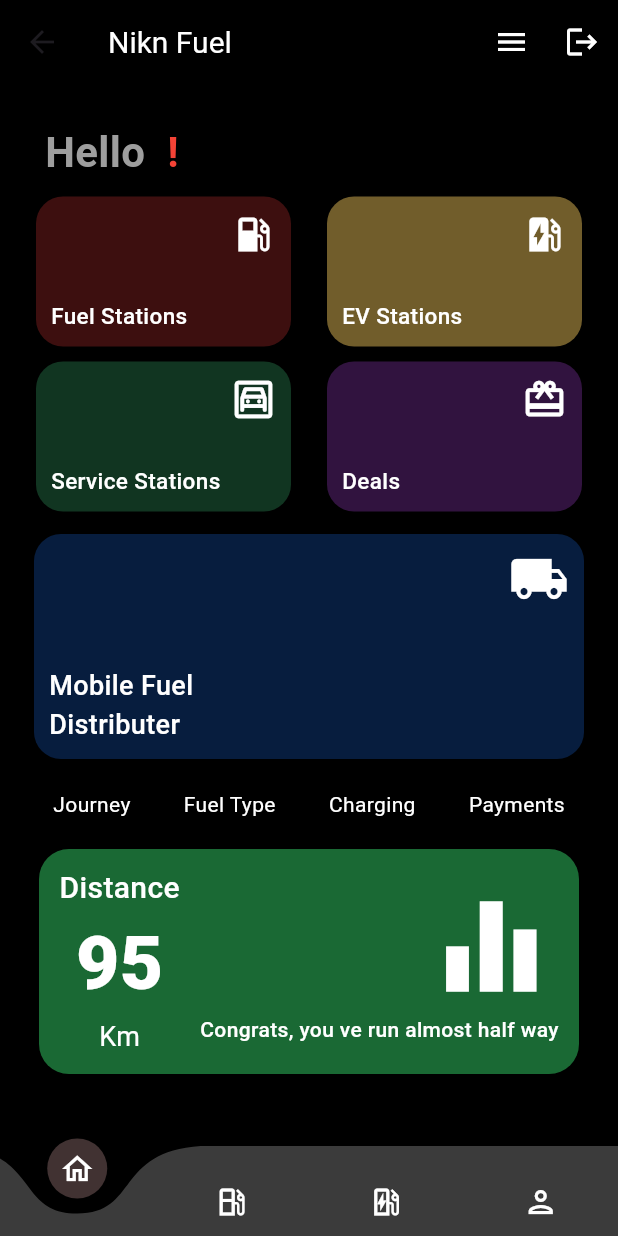
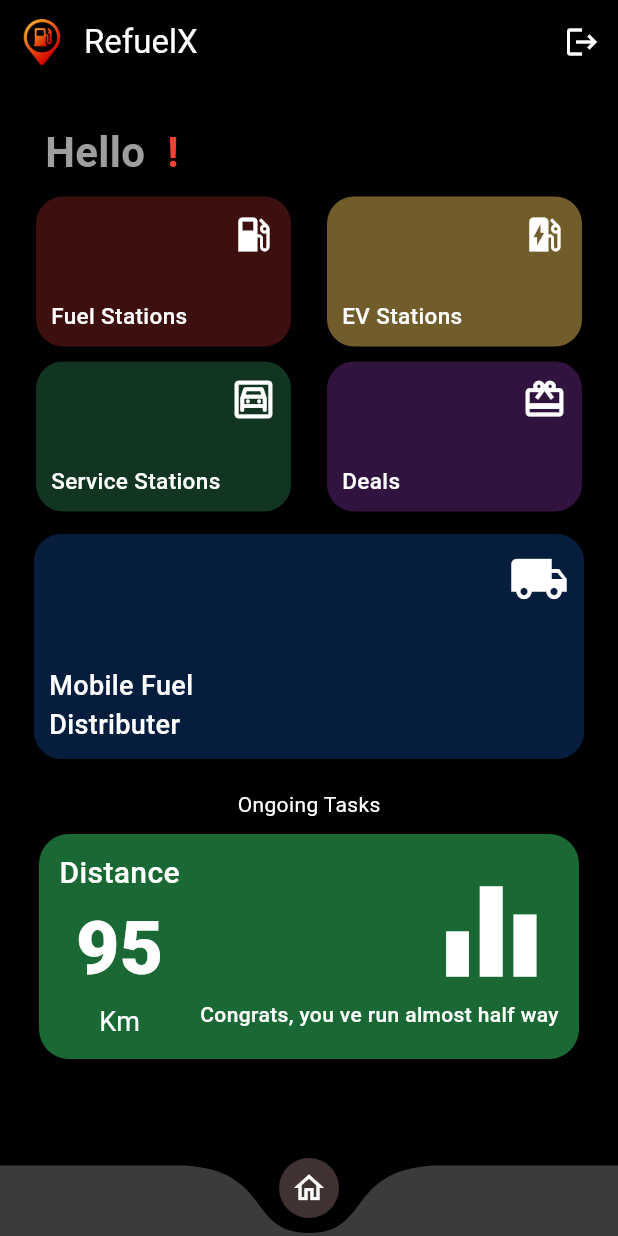
Before and after one commit to WickramaarachchiBS/nikn_fuel_mad, a Flutter app: the DynamicScreen screen opened by its route, on a phone screen of 412 x 824 dp. Run offline on Flutter 3.47's test engine with Material 3 defaults, Android fonts, the phone set to English and light mode, and no system bars; drawn by our look-alikes of curved_navigation_bar; our stand-ins replace firebase_auth, firebase_core, geolocator, google_maps_flutter; missing offline and left inert: flutter_polyline_points, flutter_stripe; accounts and stored records are empty.

Commit message:
changed loading screenand etc

```diff
--- a/lib/main.dart
+++ b/lib/main.dart
@@ -35,7 +35,7 @@ class MyApp extends StatelessWidget {
         colorScheme: ColorScheme.fromSeed(seedColor: Colors.deepPurple),
         useMaterial3: true,
       ),
-      home: const DynamicScreen(),
+      home: const WelcomeScreen(),
       routes: {
         '/home': (context) => const DynamicScreen(),
         '/welcome': (context) => const WelcomeScreen(),
--- a/lib/screens/dynamic_screen.dart
+++ b/lib/screens/dynamic_screen.dart
@@ -1,11 +1,6 @@
 import 'package:flutter/material.dart';
 import 'package:curved_navigation_bar/curved_navigation_bar.dart';
-import 'package:nikn_fuel/screens/evstations_screen.dart';
-import 'package:nikn_fuel/screens/fuelstations_screen.dart';
 import 'package:nikn_fuel/screens/homeScreenContent/home_content.dart';
-import 'package:nikn_fuel/screens/homeScreenContent/location_content.dart';
-import 'package:nikn_fuel/screens/homeScreenContent/fuel_content.dart';
-import 'package:nikn_fuel/screens/homeScreenContent/profile_content.dart';
 import 'package:nikn_fuel/services/firebase_auth.dart';
 import 'package:firebase_auth/firebase_auth.dart';
 
@@ -42,18 +37,15 @@ class _DynamicScreenState extends State<DynamicScreen> {
   int _currentIndex = 0;
   final List<Widget> _pages = [
     HomeContent(),
-    GasStationsScreen(),
-    EvStationsScreen(),
-    ProfileContent(),
   ];
 
   @override
   Widget build(BuildContext context) {
     final bottomItems = <Widget>[
       Icon(Icons.home_outlined, color: Color.fromARGB(255, 255, 255, 255)),
-      Icon(Icons.local_gas_station_outlined, color: Color.fromARGB(255, 255, 255, 255)),
-      Icon(Icons.ev_station_outlined, color: Color.fromARGB(255, 255, 255, 255)),
-      Icon(Icons.person_outlined, color: Color.fromARGB(255, 255, 255, 255)),
+      // Icon(Icons.local_gas_station_outlined, color: Color.fromARGB(255, 255, 255, 255)),
+      // Icon(Icons.ev_station_outlined, color: Color.fromARGB(255, 255, 255, 255)),
+      // Icon(Icons.person_outlined, color: Color.fromARGB(255, 255, 255, 255)),
     ];
 
     return SafeArea(
@@ -61,19 +53,27 @@ class _DynamicScreenState extends State<DynamicScreen> {
         backgroundColor: const Color.fromARGB(255, 0, 0, 0),
         appBar: AppBar(
           backgroundColor: const Color.fromARGB(255, 0, 0, 0),
+          leading: Transform.scale(
+            scale: 0.7,
+            child: Image.asset(
+              'assets/logo.png',
+              // fit: BoxFit.cover,
+            ),
+          ),
+          titleSpacing: 0.0,
           title: Text(
-            'Nikn Fuel',
+            'RefuelX',
             style: TextStyle(
               color: Colors.white,
-              fontSize: 20,
+              fontSize: 22.0,
             ),
           ),
           actions: <Widget>[
-            Padding(
-              padding: const EdgeInsets.only(right: 1.0),
-              child: Icon(Icons.menu, color: Colors.white),
-            ),
-            SizedBox(width: 10.0),
+            // Padding(
+            //   padding: const EdgeInsets.only(right: 1.0),
+            //   child: Icon(Icons.menu, color: Colors.white),
+            // ),
+            // SizedBox(width: 10.0),
             IconButton(
               onPressed: () {
                 _auth.signOut();
@@ -91,7 +91,7 @@ class _DynamicScreenState extends State<DynamicScreen> {
         bottomNavigationBar: CurvedNavigationBar(
           items: bottomItems,
           index: _currentIndex,
-          height: 60.0,
+          height: 47.0,
           backgroundColor: Colors.transparent,
           buttonBackgroundColor: const Color.fromARGB(255, 65, 50, 50),
           color: Color.fromARGB(255, 59, 59, 59),
--- a/lib/screens/homeScreenContent/home_content.dart
+++ b/lib/screens/homeScreenContent/home_content.dart
@@ -161,32 +161,14 @@ class HomeContent extends StatelessWidget {
             mainAxisAlignment: MainAxisAlignment.spaceEvenly,
             children: [
               Text(
-                'Journey',
-                style: TextStyle(
-                  color: const Color.fromARGB(255, 255, 255, 255),
-                ),
-              ),
-              Text(
-                'Fuel Type',
-                style: TextStyle(
-                  color: const Color.fromARGB(255, 255, 255, 255),
-                ),
-              ),
-              Text(
-                'Charging',
-                style: TextStyle(
-                  color: const Color.fromARGB(255, 255, 255, 255),
-                ),
-              ),
-              Text(
-                'Payments',
+                'Ongoing Tasks',
                 style: TextStyle(
                   color: const Color.fromARGB(255, 255, 255, 255),
                 ),
               ),
             ],
           ),
-          SizedBox(height: 20),
+          SizedBox(height: 10),
           BottomWidget(),
           // NavBar(),
         ],
--- a/lib/screens/signin_sceen.dart
+++ b/lib/screens/signin_sceen.dart
@@ -140,7 +140,7 @@ class _SignInScreenState extends State<SignInScreen> {
 
                   // App name or tagline
                   const Text(
-                    'Welcome Back',
+                    'Welcome',
                     style: TextStyle(
                       fontSize: 24,
                       fontWeight: FontWeight.bold,
--- a/lib/screens/welcome_screen.dart
+++ b/lib/screens/welcome_screen.dart
@@ -1,3 +1,4 @@
+import 'package:firebase_auth/firebase_auth.dart';
 import 'package:flutter/material.dart';
 
 class WelcomeScreen extends StatefulWidget {
@@ -8,6 +9,20 @@ class WelcomeScreen extends StatefulWidget {
 }
 
 class _WelcomeScreenState extends State<WelcomeScreen> {
+  @override
+  void initState() {
+    super.initState();
+    // Initialize any necessary data or state here
+  }
+
+  Future<void> _checkUserStatus() async {
+    await Future.delayed(const Duration(seconds: 0));
+    User? user = FirebaseAuth.instance.currentUser;
+    if (user != null) {
+      Navigator.pushReplacementNamed(context, '/home');
+    }
+  }
+
   @override
   Widget build(BuildContext context) {
     return Scaffold(
@@ -25,7 +40,7 @@ class _WelcomeScreenState extends State<WelcomeScreen> {
             ),
             ElevatedButton(
               onPressed: () {
-                Navigator.pushNamed(context, '/home');
+                Navigator.pushNamed(context, '/sign_in');
               },
               child: Text('Get Started'),
             ),
```
Also changed, not shown: 8 other files.
